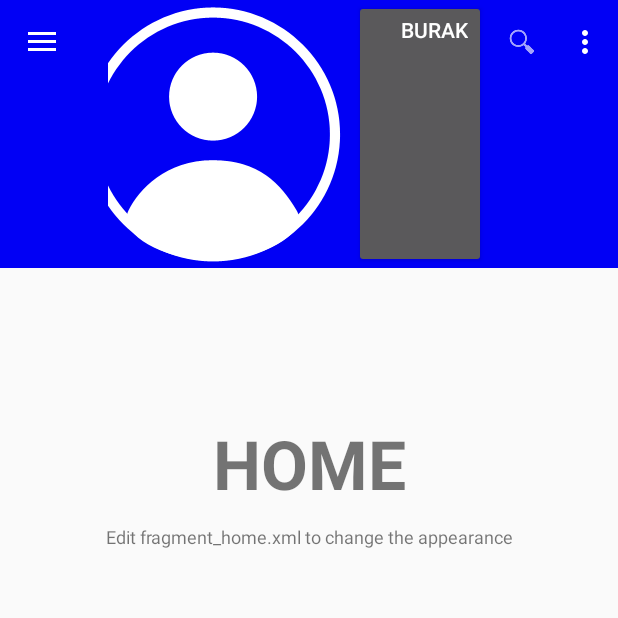
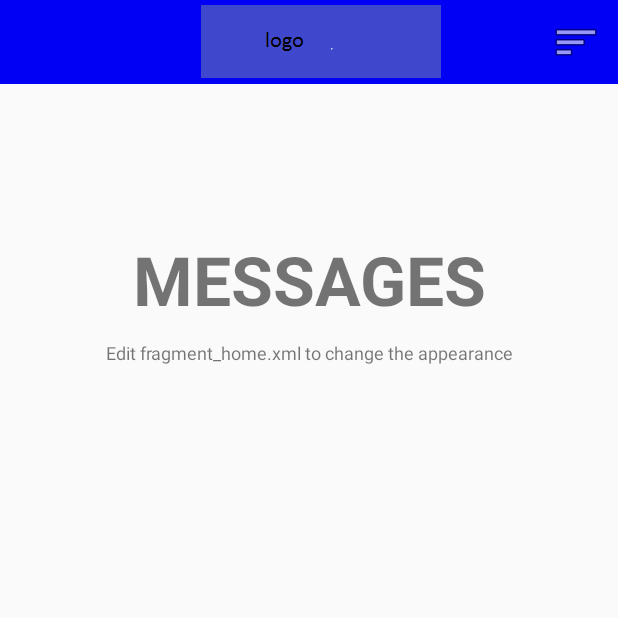
Before and after one commit to burakbaslican/materilmag, an Android app: the fragment MessagesFragment placed in its activity, on a phone screen of 412 x 824 dp, the top half of it. Run offline under Robolectric (Android 15) with nearby library versions, the phone set to English and light mode, and no system bars; libraries missing offline, so code that uses them is left out: com.jeremyfeinstein.slidingmenu; 7 statements that could not run were skipped.

Commit message:
menu right

```diff
--- a/app/src/main/java/net/zahiri/materialmag/activity/MainActivity.java
+++ b/app/src/main/java/net/zahiri/materialmag/activity/MainActivity.java
@@ -7,10 +7,14 @@ import android.support.v4.widget.DrawerLayout;
 import android.support.v7.app.AppCompatActivity;
 import android.os.Bundle;
 import android.support.v7.widget.Toolbar;
+import android.view.Gravity;
 import android.view.Menu;
 import android.view.MenuItem;
 import android.view.View;
-
+import android.widget.Button;
+import android.widget.ImageButton;
+import android.widget.Toast;
+import com.jeremyfeinstein.slidingmenu.lib.SlidingMenu;
 
 import net.zahiri.materialmag.R;
 import net.zahiri.materialmag.adapter.FragmentDrawer;
@@ -18,6 +22,8 @@ import net.zahiri.materialmag.adapter.FragmentDrawer;
 public class MainActivity extends AppCompatActivity implements FragmentDrawer.FragmentDrawerListener {
     private Toolbar mToolbar;
     private FragmentDrawer drawerFragment;
+    private ImageButton mMenuButton;
+    private SlidingMenu menuR;
 
     @Override
     protected void onCreate(Bundle savedInstanceState) {
@@ -29,9 +35,39 @@ public class MainActivity extends AppCompatActivity implements FragmentDrawer.Fr
         getSupportActionBar().setDisplayShowHomeEnabled(true);
 
 
-        drawerFragment = (FragmentDrawer) getSupportFragmentManager().findFragmentById(R.id.fragment_navigation_drawer);
-        drawerFragment.setUp(R.id.fragment_navigation_drawer, (DrawerLayout) findViewById(R.id.drawer_layout), mToolbar);
-        drawerFragment.setDrawerListener(this);
+        menuR = new SlidingMenu(this);
+        menuR.setMode(SlidingMenu.RIGHT);
+        menuR.setTouchModeAbove(SlidingMenu.TOUCHMODE_MARGIN);
+
+
+
+        //     menuR.setShadowWidthRes(R.dimen.abc_action_bar_default_height);
+
+        // menu.setShadowDrawable(R.drawable.shadow);right menu
+        menuR.setBehindOffsetRes(R.dimen.nav_drawer_below_width);
+        menuR.setFadeDegree(0.35f);
+        menuR.attachToActivity(this, SlidingMenu.RIGHT);
+        menuR.setMenu(R.layout.fragment_navigation_drawer);
+
+
+        //drawerFragment = (FragmentDrawer) getSupportFragmentManager().findFragmentById(R.id.fragment_navigation_drawer);
+        //drawerFragment.setUp(R.id.fragment_navigation_drawer, (DrawerLayout) findViewById(R.id.main_layout), mToolbar);
+        //drawerFragment.setDrawerListener(this);
+
+
+
+        mMenuButton =(ImageButton) findViewById(R.id.btn_open_navmenu);
+
+        mMenuButton.setOnClickListener(new View.OnClickListener() {
+            @Override
+            public void onClick(View v) {
+
+                menuR.toggle();
+
+
+            }
+        });
+
 
 
     }
@@ -50,10 +86,11 @@ public class MainActivity extends AppCompatActivity implements FragmentDrawer.Fr
         // as you specify a parent activity in AndroidManifest.xml.
         int id = item.getItemId();
 
+        //menüyü aktif hale getirirsen bu alandan menüde tıklanan actionları alabilrisin
         //noinspection SimplifiableIfStatement
-        if (id == R.id.action_settings) {
-            return true;
-        }
+        //if (id == R.id.action_settings) {
+        //    return true;
+        //}
 
         return super.onOptionsItemSelected(item);
     }
@@ -62,6 +99,9 @@ public class MainActivity extends AppCompatActivity implements FragmentDrawer.Fr
     public void onDrawerItemSelected(View view, int position) {
         displayView(position);
     }
+
+
+
 
     private void displayView(int position) {
         Fragment fragment = null;
--- a/app/src/main/java/net/zahiri/materialmag/activity/MessagesFragment.java
+++ b/app/src/main/java/net/zahiri/materialmag/activity/MessagesFragment.java
@@ -24,7 +24,7 @@ public class MessagesFragment extends Fragment {
     @Override
     public View onCreateView(LayoutInflater inflater, ViewGroup container,
                              Bundle savedInstanceState) {
-        View rootView = inflater.inflate(R.layout.fragment_home, container, false);
+        View rootView = inflater.inflate(R.layout.fragment_messages, container, false);
 
 
         // Inflate the layout for this fragment
--- a/app/src/main/res/layout/activity_main.xml
+++ b/app/src/main/res/layout/activity_main.xml
@@ -1,7 +1,7 @@
 <android.support.v4.widget.DrawerLayout xmlns:android="http://schemas.android.com/apk/res/android"
     xmlns:app="http://schemas.android.com/apk/res-auto"
     xmlns:tools="http://schemas.android.com/tools"
-    android:id="@+id/drawer_layout"
+    android:id="@+id/main_layout"
     android:layout_width="match_parent"
     android:layout_height="match_parent">
 
@@ -37,8 +37,10 @@
         android:name="net.zahiri.materialmag.adapter.FragmentDrawer"
         android:layout_width="@dimen/nav_drawer_width"
         android:layout_height="match_parent"
-        android:layout_gravity="start"
+        android:layout_gravity="left"
         app:layout="@layout/fragment_navigation_drawer"
-        tools:layout="@layout/fragment_navigation_drawer" />
+        tools:layout="@layout/fragment_navigation_drawer"
+
+        />
 
 </android.support.v4.widget.DrawerLayout>
--- a/app/src/main/res/layout/nav_drawer_row.xml
+++ b/app/src/main/res/layout/nav_drawer_row.xml
@@ -2,7 +2,9 @@
 <RelativeLayout xmlns:android="http://schemas.android.com/apk/res/android"
     android:layout_width="match_parent"
     android:layout_height="wrap_content"
-    android:clickable="true">
+    android:clickable="true"
+
+    android:layout_gravity="end">
 
     <TextView
         android:id="@+id/title"
--- a/app/src/main/res/layout/toolbar.xml
+++ b/app/src/main/res/layout/toolbar.xml
@@ -16,6 +16,7 @@
         android:layout_height="match_parent">
 
         <!-- This is a centered logo -->
+        <!--
         <ImageView
             android:id="@+id/toolbar_logo"
             android:src="@drawable/ic_profile"
@@ -25,9 +26,15 @@
             android:layout_marginTop="4dp"
             android:layout_marginBottom="4dp"
             android:layout_gravity="center" />
+        -->
+        <ImageView
+            android:id="@+id/toolbar_logo"
+            android:src="@drawable/logo"
+            android:layout_width="wrap_content"
+            android:layout_height="fill_parent"
+            android:layout_gravity="center" />
+        <!--
 
-        <!-- This is a centered title -->
-        <!--
              <TextView
                  android:id="@+id/toolbar_title"
                  android:orientation="horizontal"
@@ -38,11 +45,10 @@
                  android:gravity="center_vertical"
                  android:visibility="gone"
                  android:text="@string/app_name"
-            android:textColor="@color/white"
+                 android:textColor="@color/textColorPrimary"
                  style="@style/TextAppearance.AppCompat.Widget.ActionBar.Title.Inverse"
                  />
      -->
-
              <!-- This is a custom left side button -->
         <!--
         <ImageButton
@@ -57,23 +63,13 @@
             -->
 
         <!-- This is a custom right side button -->
-        <!--
         <ImageButton
-            android:id="@+id/btn_search"
+            android:id="@+id/btn_open_navmenu"
             android:layout_width="?attr/actionBarSize"
             android:layout_height="?attr/actionBarSize"
             android:layout_gravity="end"
-            android:src="@drawable/ic_magnify_white_24dp"
+            android:src="@android:drawable/ic_menu_sort_by_size"
             style="@style/Widget.AppCompat.ActionButton" />
-            -->
 
-        <Button
-            android:layout_width="wrap_content"
-            android:layout_height="match_parent"
-            android:gravity="end"
-            android:text="burak"
-            android:layout_gravity="right"
-
-            />
     </FrameLayout>
     </android.support.v7.widget.Toolbar>
--- a/app/src/main/res/menu/menu_main.xml
+++ b/app/src/main/res/menu/menu_main.xml
@@ -2,7 +2,7 @@
     xmlns:app="http://schemas.android.com/apk/res-auto"
     xmlns:tools="http://schemas.android.com/tools"
     tools:context=".MainActivity">
-
+<!--
     <item
         android:id="@+id/action_search"
         android:title="@string/action_search"
@@ -15,4 +15,6 @@
         android:title="@string/action_settings"
         android:orderInCategory="100"
         app:showAsAction="never" />
+
+    -->
 </menu>
--- a/app/src/main/res/values/dimens.xml
+++ b/app/src/main/res/values/dimens.xml
@@ -4,4 +4,5 @@
     <dimen name="activity_horizontal_margin">16dp</dimen>
     <dimen name="activity_vertical_margin">16dp</dimen>
     <dimen name="nav_drawer_width">260dp</dimen>
+    <dimen name="nav_drawer_below_width">100dp</dimen>
 </resources>
```
Also changed, not shown: app/build.gradle (+7 -0 lines), app/src/main/java/net/zahiri/materialmag/adapter/FragmentDrawer.java (+28 -2 lines), app/src/main/res/layout/fragment_navigation_drawer.xml (+6 -2 lines), app/src/main/res/drawable-hdpi/logo.png (added), 1 other file. Lines whose indentation alone changed are shown as unchanged.
